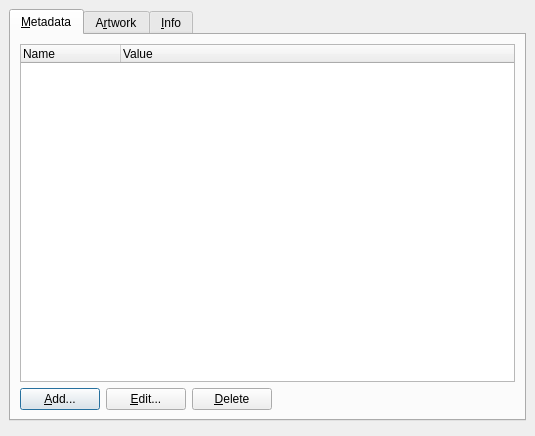
First picture: the form in ui/tageditor.ui, repository lalinsky/picard-debian, before the edit.
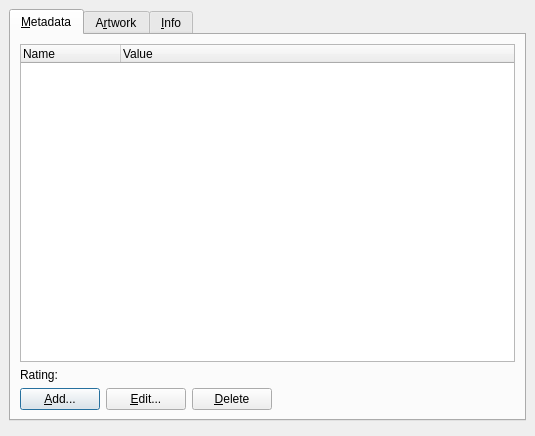
Second picture: the form after the edit. Custom widgets are drawn as their Qt base class.

The edit to the form file:
```diff
--- a/ui/tageditor.ui
+++ b/ui/tageditor.ui
@@ -22,14 +22,6 @@
       <number>0</number>
      </property>
      <widget class="QWidget" name="tab_4" >
-      <property name="geometry" >
-       <rect>
-        <x>0</x>
-        <y>0</y>
-        <width>513</width>
-        <height>384</height>
-       </rect>
-      </property>
       <attribute name="title" >
        <string>&amp;Metadata</string>
       </attribute>
@@ -57,6 +49,48 @@
          </column>
         </widget>
        </item>
+       <item>
+        <layout class="QHBoxLayout" name="horizontalLayout" >
+         <item>
+          <widget class="QLabel" name="ratingLabel" >
+           <property name="sizePolicy" >
+            <sizepolicy vsizetype="Preferred" hsizetype="Minimum" >
+             <horstretch>0</horstretch>
+             <verstretch>0</verstretch>
+            </sizepolicy>
+           </property>
+           <property name="minimumSize" >
+            <size>
+             <width>0</width>
+             <height>0</height>
+            </size>
+           </property>
+           <property name="text" >
+            <string>Rating:</string>
+           </property>
+          </widget>
+         </item>
+         <item>
+          <widget class="RatingWidget" native="1" name="rating" >
+           <property name="enabled" >
+            <bool>true</bool>
+           </property>
+           <property name="sizePolicy" >
+            <sizepolicy vsizetype="Preferred" hsizetype="Expanding" >
+             <horstretch>0</horstretch>
+             <verstretch>0</verstretch>
+            </sizepolicy>
+           </property>
+           <property name="minimumSize" >
+            <size>
+             <width>0</width>
+             <height>0</height>
+            </size>
+           </property>
+          </widget>
+         </item>
+        </layout>
+       </item>
        <item>
         <layout class="QHBoxLayout" >
          <property name="spacing" >
@@ -203,6 +237,14 @@
    </item>
   </layout>
  </widget>
+ <customwidgets>
+  <customwidget>
+   <class>RatingWidget</class>
+   <extends>QWidget</extends>
+   <header>picard/ui/ratingwidget</header>
+   <container>1</container>
+  </customwidget>
+ </customwidgets>
  <tabstops>
   <tabstop>tags</tabstop>
   <tabstop>tags_add</tabstop>
```
Left out of the diff: 20 changed lines with no effect on the pictures.
